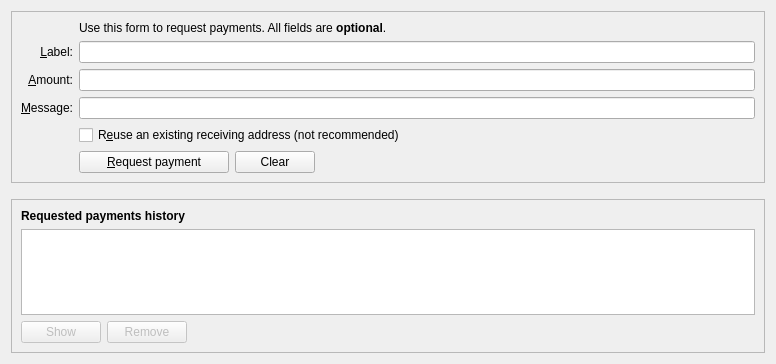
Above: src/qt/forms/receivecoinsdialog.ui from digibyte/digibyte before the change. Below: the same form after it.
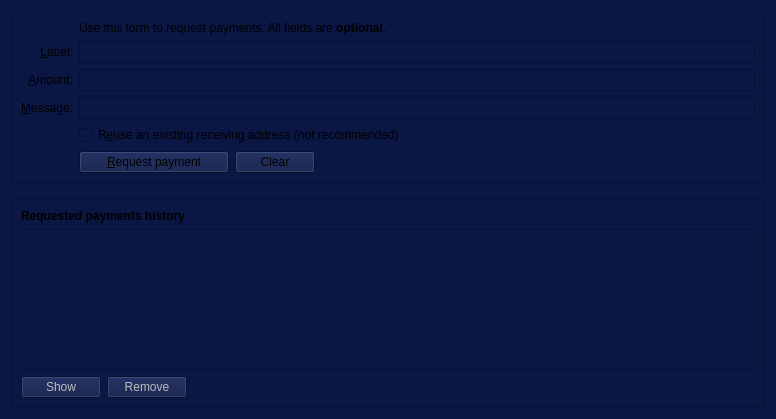
That is the form after the change. Icons and pictures are not drawn. Custom widgets are drawn as their Qt base class.

```diff
--- a/src/qt/forms/receivecoinsdialog.ui
+++ b/src/qt/forms/receivecoinsdialog.ui
@@ -7,9 +7,12 @@
     <x>0</x>
     <y>0</y>
     <width>776</width>
-    <height>364</height>
+    <height>419</height>
    </rect>
   </property>
+  <property name="styleSheet">
+   <string notr="true">background-color: rgb(10, 22, 68);</string>
+  </property>
   <layout class="QVBoxLayout" name="verticalLayout" stretch="0,0,1">
    <item>
     <widget class="QFrame" name="frame2">
```
